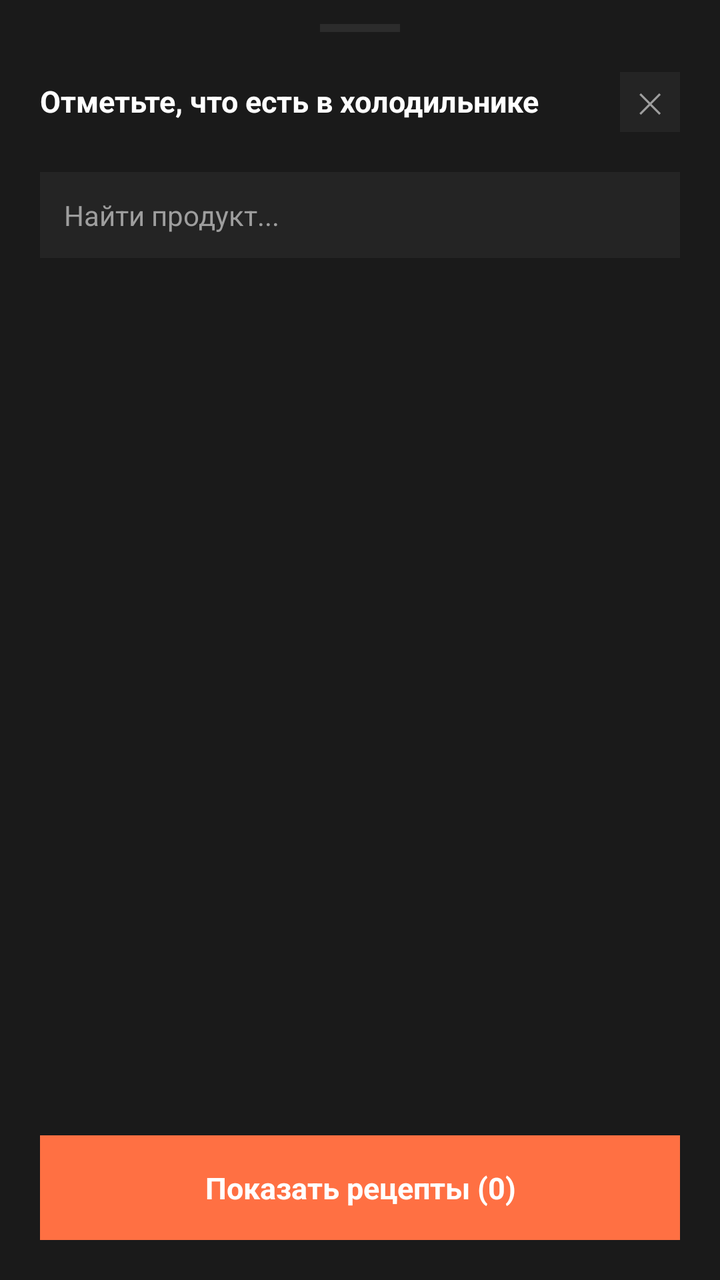
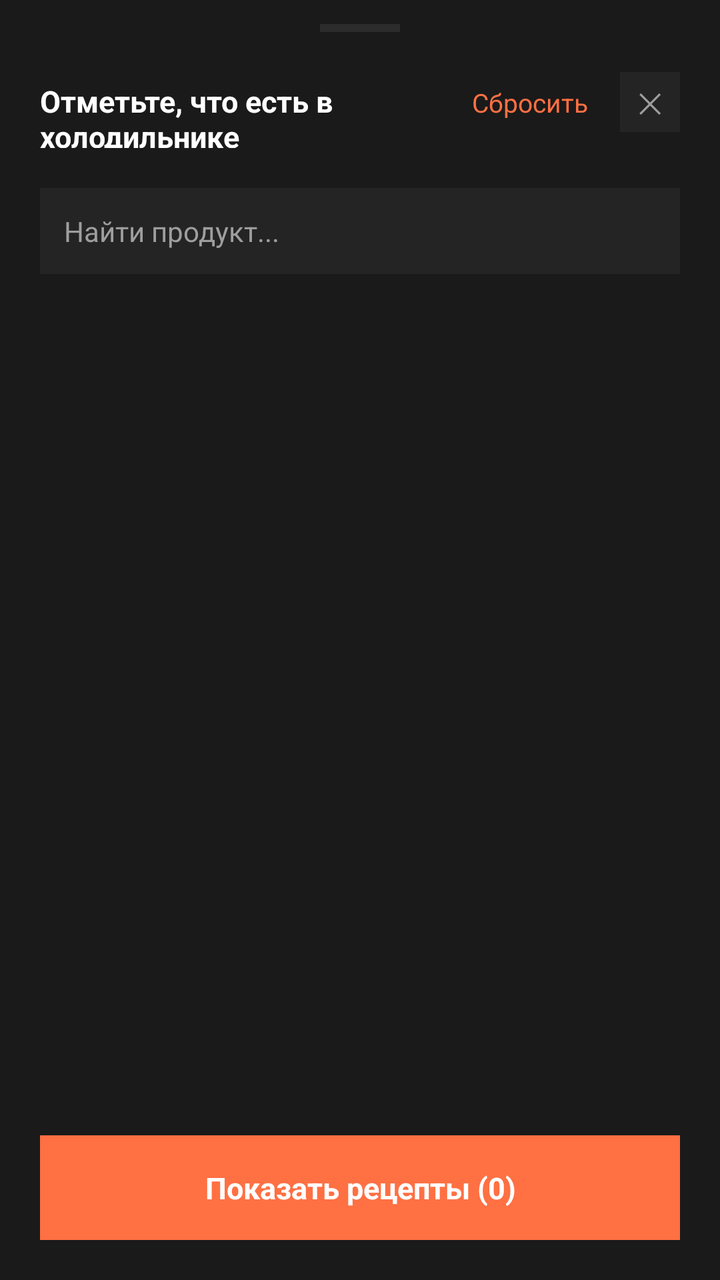

Compare the two renders of this Android layout. The source of the first and the diff that turns it into the second are given below.
<!-- AndroidManifest.xml: application theme Theme.Application -->
<!-- res/layout/bottom_sheet_products.xml -->
<?xml version="1.0" encoding="utf-8"?>
<LinearLayout xmlns:android="http://schemas.android.com/apk/res/android"
    android:layout_width="match_parent"
    android:layout_height="wrap_content"
    android:background="#1A1A1A"
    android:orientation="vertical"
    android:maxHeight="700dp">

    <View
        android:layout_width="40dp"
        android:layout_height="4dp"
        android:layout_gravity="center_horizontal"
        android:layout_marginTop="12dp"
        android:background="#2C2C2C" />

    <LinearLayout
        android:layout_width="match_parent"
        android:layout_height="wrap_content"
        android:orientation="horizontal"
        android:padding="20dp">

        <TextView
            android:layout_width="0dp"
            android:layout_height="wrap_content"
            android:layout_weight="1"
            android:text="Отметьте, что есть в холодильнике"
            android:textColor="#FFFFFF"
            android:textSize="15sp"
            android:textStyle="bold" />

        <TextView
            android:id="@+id/closeBtn"
            android:layout_width="30dp"
            android:layout_height="30dp"
            android:background="#242424"
            android:gravity="center"
            android:text="✕"
            android:textColor="#9E9E9E"
            android:textSize="14sp" />
    </LinearLayout>

    <EditText
        android:id="@+id/searchInput"
        android:layout_width="match_parent"
        android:layout_height="wrap_content"
        android:layout_marginHorizontal="20dp"
        android:layout_marginBottom="12dp"
        android:background="#242424"
        android:hint="Найти продукт..."
        android:padding="12dp"
        android:textColor="#FFFFFF"
        android:textColorHint="#9E9E9E"
        android:textSize="14sp" />

    <ScrollView
        android:layout_width="match_parent"
        android:layout_height="0dp"
        android:layout_weight="1">

        <LinearLayout
            android:id="@+id/groupsContainer"
            android:layout_width="match_parent"
            android:layout_height="wrap_content"
            android:orientation="vertical"
            android:paddingHorizontal="20dp"
            android:paddingBottom="12dp" />
    </ScrollView>

    <LinearLayout
        android:layout_width="match_parent"
        android:layout_height="wrap_content"
        android:background="#1A1A1A"
        android:padding="20dp">

        <TextView
            android:id="@+id/showRecipesBtn"
            android:layout_width="match_parent"
            android:layout_height="wrap_content"
            android:background="#FF7043"
            android:gravity="center"
            android:paddingVertical="16dp"
            android:text="Показать рецепты (0)"
            android:textColor="#FFFFFF"
            android:textSize="15sp"
            android:textStyle="bold" />
    </LinearLayout>
</LinearLayout>
<!-- resources referenced by this layout -->
<resources>
  <style name="Theme.Application" parent="Base.Theme.Application" />
  <style name="Base.Theme.Application" parent="Theme.Material3.DayNight.NoActionBar">
          
          
      </style>
</resources>

<!-- the commit's change to res/layout/bottom_sheet_products.xml (unified diff, before → after) -->
@@ -27,6 +27,15 @@
             android:textColor="#FFFFFF"
             android:textSize="15sp"
             android:textStyle="bold" />
+
+        <TextView
+            android:id="@+id/clearAllBtn"
+            android:layout_width="wrap_content"
+            android:layout_height="wrap_content"
+            android:layout_marginEnd="16dp"
+            android:text="Сбросить"
+            android:textColor="#FF7043"
+            android:textSize="13sp" />
 
         <TextView
             android:id="@+id/closeBtn"
